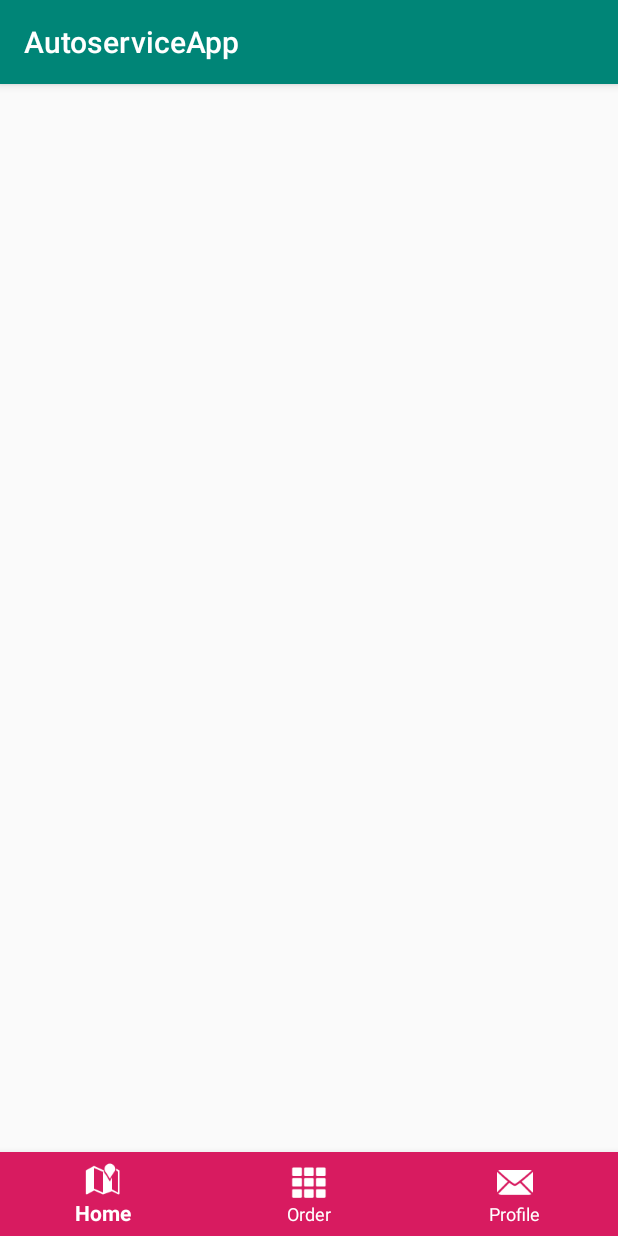
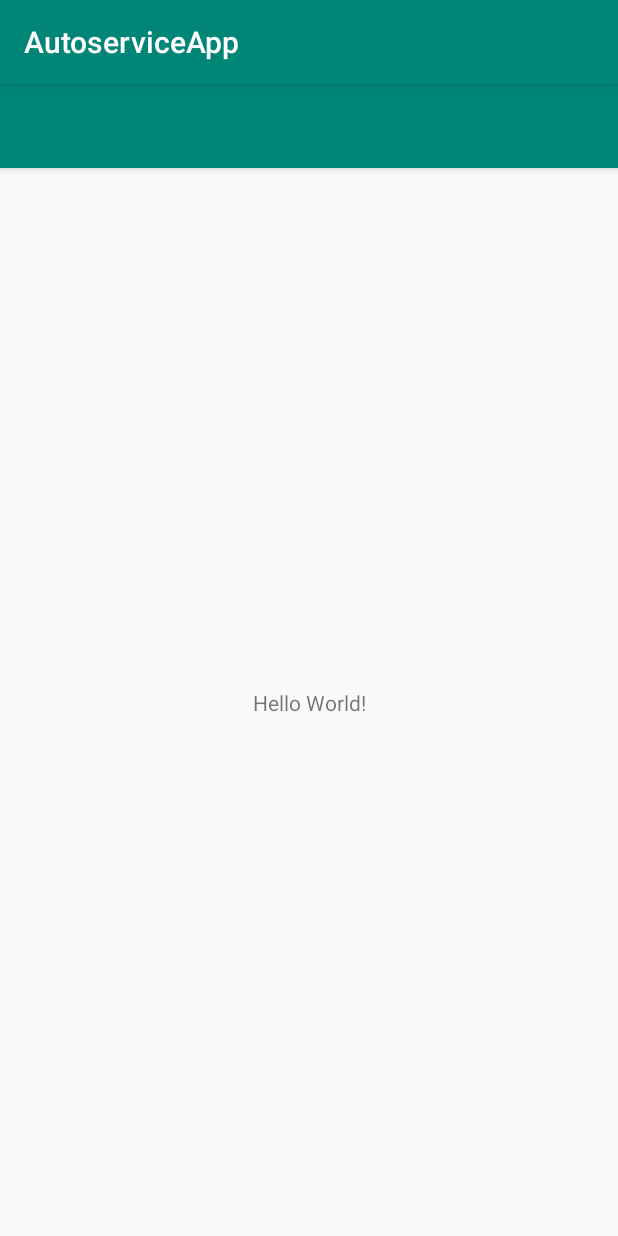
Before and after one commit to JavaOneLove/AutoserviceApp, an Android app: the screen it shows after launch (HomeActivity), on a phone screen of 412 x 824 dp. Run offline under Robolectric (Android 15) with nearby library versions, the phone set to English and light mode, and no system bars.

Commit message:
Revert "ButtomNavigationBar(Menu)"
This reverts commit 26e166616d30bfa9f1dd9ae972ae3d29e8a76be8.

```diff
--- a/app/build.gradle
+++ b/app/build.gradle
@@ -21,14 +21,10 @@ android {
 
 dependencies {
     implementation fileTree(dir: 'libs', include: ['*.jar'])
-    implementation 'androidx.appcompat:appcompat:1.1.0'
-    implementation 'com.android.support:design:28.0.0-alpha3'
+    implementation 'androidx.appcompat:appcompat:1.0.2'
     implementation 'androidx.constraintlayout:constraintlayout:1.1.3'
     implementation 'com.google.android.material:material:1.0.0'
-    implementation 'androidx.legacy:legacy-support-v4:1.0.0'
     testImplementation 'junit:junit:4.12'
     androidTestImplementation 'androidx.test:runner:1.1.1'
     androidTestImplementation 'androidx.test.espresso:espresso-core:3.1.1'
-
-
 }
--- a/app/src/main/AndroidManifest.xml
+++ b/app/src/main/AndroidManifest.xml
@@ -9,7 +9,7 @@
         android:roundIcon="@mipmap/logo100x100"
         android:supportsRtl="true"
         android:theme="@style/AppTheme">
-        <activity android:name=".HomeActivity" />
+        <activity android:name=".HomeActivity"></activity>
         <activity
             android:name=".MainActivity"
             android:label="@string/app_name"
--- a/app/src/main/java/com/example/autoserviceapp/HomeActivity.java
+++ b/app/src/main/java/com/example/autoserviceapp/HomeActivity.java
@@ -1,13 +1,8 @@
 package com.example.autoserviceapp;
 
-import androidx.annotation.NonNull;
 import androidx.appcompat.app.AppCompatActivity;
-import androidx.fragment.app.FragmentTransaction;
 
 import android.os.Bundle;
-import android.view.MenuItem;
-
-import com.google.android.material.bottomnavigation.BottomNavigationView;
 
 public class HomeActivity extends AppCompatActivity {
 
@@ -15,22 +10,5 @@ public class HomeActivity extends AppCompatActivity {
     protected void onCreate(Bundle savedInstanceState) {
         super.onCreate(savedInstanceState);
         setContentView(R.layout.activity_main);
-
-        BottomNavigationView bottomNavigationView = findViewById(R.id.btm_nav);
-        bottomNavigationView.setOnNavigationItemSelectedListener(new BottomNavigationView.OnNavigationItemSelectedListener() {
-            @Override
-            public boolean onNavigationItemSelected(@NonNull MenuItem menuItem) {
-                int id = menuItem.getItemId();
-
-                if (id == R.id.profile){
-                    ProfileFragment fragment = new ProfileFragment();
-                    FragmentTransaction fragmentTransaction = getSupportFragmentManager().beginTransaction();
-                    fragmentTransaction.replace(R.id.frame_layout,fragment);
-                    fragmentTransaction.commit();
-                }
-                return true;
-            }
-        });
-        bottomNavigationView.setSelectedItemId(R.id.main);
     }
 }
--- a/app/src/main/res/drawable/splash.xml
+++ b/app/src/main/res/drawable/splash.xml
@@ -1,5 +1,8 @@
 <?xml version="1.0" encoding="utf-8"?>
 <layer-list xmlns:android="http://schemas.android.com/apk/res/android">
+
+    <item
+        android:drawable="@color/colorGray"/>
 
     <item>
         <bitmap
--- a/app/src/main/res/layout/activity_main.xml
+++ b/app/src/main/res/layout/activity_main.xml
@@ -1,27 +1,26 @@
 <?xml version="1.0" encoding="utf-8"?>
-<RelativeLayout xmlns:android="http://schemas.android.com/apk/res/android"
-    android:id="@+id/main"
+<androidx.coordinatorlayout.widget.CoordinatorLayout
+    xmlns:android="http://schemas.android.com/apk/res/android"
+    xmlns:app="http://schemas.android.com/apk/res-auto"
+    xmlns:tools="http://schemas.android.com/tools"
     android:layout_width="match_parent"
     android:layout_height="match_parent"
-    xmlns:app="http://schemas.android.com/apk/res-auto"
-    android:orientation="vertical">
+    tools:context=".MainActivity">
 
-    <com.google.android.material.bottomnavigation.BottomNavigationView
+    <com.google.android.material.appbar.AppBarLayout
+        android:layout_height="wrap_content"
         android:layout_width="match_parent"
-        android:layout_height="wrap_content"
-        android:id="@+id/btm_nav"
-        android:layout_alignParentBottom="true"
-        app:menu="@menu/menu_bottom_navigation"
-        app:itemIconTint="@color/colorWhite"
-        app:itemBackground="@color/colorAccent"
-        app:itemTextColor="@color/colorWhite"
-        />
+        android:theme="@style/AppTheme.AppBarOverlay">
 
-    <FrameLayout
-        android:layout_width="match_parent"
-        android:layout_height="match_parent"
-        android:id="@+id/frame_layout"
-        android:layout_above="@id/btm_nav">
-    </FrameLayout>
+        <androidx.appcompat.widget.Toolbar
+            android:id="@+id/toolbar"
+            android:layout_width="match_parent"
+            android:layout_height="?attr/actionBarSize"
+            android:background="?attr/colorPrimary"
+            app:popupTheme="@style/AppTheme.PopupOverlay" />
 
-</RelativeLayout>
+    </com.google.android.material.appbar.AppBarLayout>
+
+    <include layout="@layout/content_main"/>
+
+</androidx.coordinatorlayout.widget.CoordinatorLayout>
--- /dev/null
+++ b/app/src/main/res/layout/content_main.xml
@@ -0,0 +1,21 @@
+<?xml version="1.0" encoding="utf-8"?>
+<androidx.constraintlayout.widget.ConstraintLayout
+    xmlns:android="http://schemas.android.com/apk/res/android"
+    xmlns:tools="http://schemas.android.com/tools"
+    xmlns:app="http://schemas.android.com/apk/res-auto"
+    android:layout_width="match_parent"
+    android:layout_height="match_parent"
+    app:layout_behavior="@string/appbar_scrolling_view_behavior"
+    tools:showIn="@layout/activity_main"
+    tools:context=".MainActivity">
+
+    <TextView
+        android:layout_width="wrap_content"
+        android:layout_height="wrap_content"
+        android:text="Hello World!"
+        app:layout_constraintBottom_toBottomOf="parent"
+        app:layout_constraintLeft_toLeftOf="parent"
+        app:layout_constraintRight_toRightOf="parent"
+        app:layout_constraintTop_toTopOf="parent" />
+
+</androidx.constraintlayout.widget.ConstraintLayout>
--- a/app/src/main/res/menu/menu_bottom_navigation.xml
+++ /dev/null
@@ -1,15 +0,0 @@
-<?xml version="1.0" encoding="utf-8"?>
-<menu xmlns:android="http://schemas.android.com/apk/res/android">
-    <item
-        android:id="@+id/home"
-        android:icon="@android:drawable/ic_dialog_map"
-        android:title="Home"/>
-    <item
-        android:id="@+id/order"
-        android:icon="@android:drawable/ic_dialog_dialer"
-        android:title="Order" />
-    <item
-        android:id="@+id/profile"
-        android:icon="@android:drawable/ic_dialog_email"
-        android:title="Profile" />
-</menu>
--- a/app/src/main/res/values/strings.xml
+++ b/app/src/main/res/values/strings.xml
@@ -2,7 +2,4 @@
     <string name="app_name">AutoserviceApp</string>
     <string name="action_settings">Settings</string>
     <string name="logo">Logo</string>
-
-    <!-- TODO: Remove or change this placeholder text -->
-    <string name="hello_blank_fragment">Hello blank fragment</string>
 </resources>
```
Also changed, not shown: app/src/main/java/com/example/autoserviceapp/ProfileFragment.java (deleted, +0 -31 lines), app/src/main/res/layout/contacts.xml (added, +17 -0 lines), app/src/main/res/layout/fragment_profile.xml (deleted, +0 -14 lines), app/src/main/res/layout/order.xml (added, +17 -0 lines), app/src/main/res/layout/profile.xml (added, +17 -0 lines), app/src/main/res/layout/registration.xml (+12 -0 lines), app/src/main/res/menu/menu_main.xml (added, +9 -0 lines).
